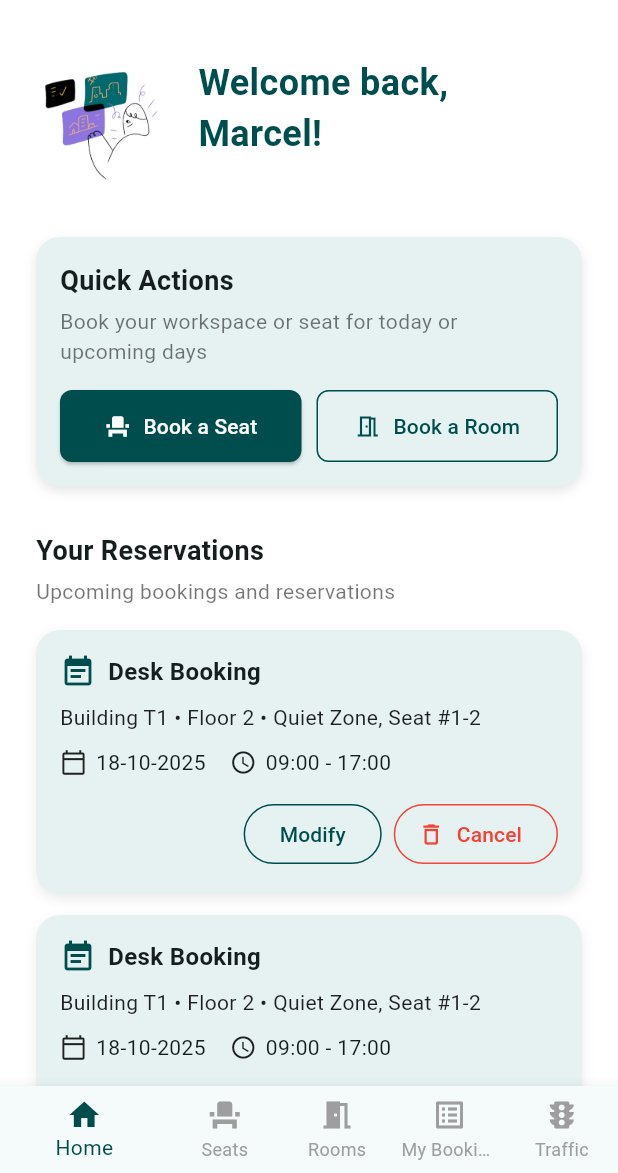
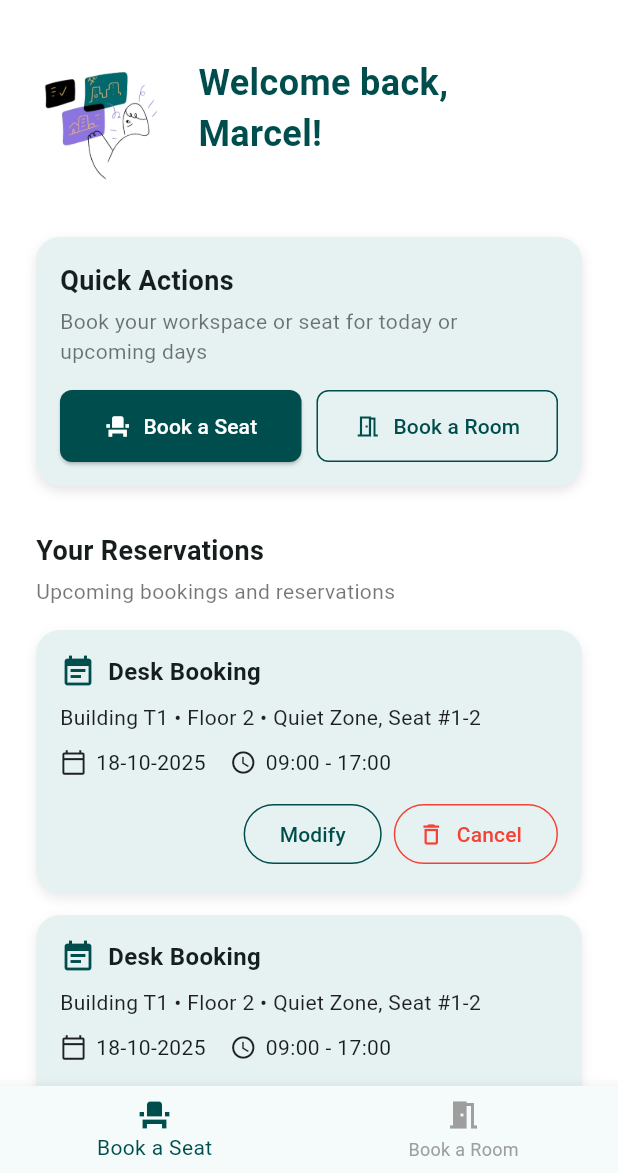
Before and after one commit to ITSSBackToSchool/echipa2-mobile, a Flutter app: the DashboardPage screen opened by its route, on a phone screen of 412 x 824 dp, the part 63-1236 px from its top. Run offline on Flutter 3.47's test engine with Material 3 defaults, Android fonts, the phone set to English and light mode, and no system bars; Roboto replaces fonts that are missing (Poppins).

Commit message:
modificat navbar + meniu

```diff
--- a/lib/pages/book_date_page.dart
+++ b/lib/pages/book_date_page.dart
@@ -43,6 +43,7 @@ class _BookDatePageState extends State<BookDatePage> {
                 borderRadius: BorderRadius.circular(12),
                 boxShadow: [
                   BoxShadow(
+                      // ignore: deprecated_member_use
                       color: Colors.black.withOpacity(0.1),
                       blurRadius: 5,
                       offset: const Offset(0, 3))
--- a/lib/pages/dashboard_page.dart
+++ b/lib/pages/dashboard_page.dart
@@ -41,10 +41,10 @@ class DashboardPage extends StatelessWidget {
       },
     ];
 
-    final GlobalKey<ScaffoldState> _scaffoldKey = GlobalKey<ScaffoldState>();
+    final GlobalKey<ScaffoldState> scaffoldKey = GlobalKey<ScaffoldState>();
 
     return Scaffold(
-      key: _scaffoldKey,
+      key: scaffoldKey,
       backgroundColor: Colors.white,
       appBar: AppBar(
         title: const Text("OffiSeat", style: TextStyle(fontWeight: FontWeight.bold)),
@@ -56,7 +56,7 @@ class DashboardPage extends StatelessWidget {
           IconButton(
             icon: const Icon(Icons.menu),
             onPressed: () {
-              _scaffoldKey.currentState?.openDrawer();
+              scaffoldKey.currentState?.openDrawer();
             },
           ),
         ],
@@ -80,17 +80,22 @@ class DashboardPage extends StatelessWidget {
                   ],
                 ),
               ),
-              // Navigation items (match bottom nav)
+              // Navigation items (reduced)
               _navItem(context, Icons.home, 'Home', '/dashboard'),
-              _navItem(context, Icons.event_seat, 'Book My Seat', '/book_date'),
-              _navItem(context, Icons.meeting_room, 'Book An Office', '/book_room'),
               _navItem(context, Icons.list_alt, 'My Bookings', '/my_bookings'),
+              _navItem(context, Icons.wb_sunny, 'Weather', '/weather'),
               _navItem(context, Icons.traffic, 'Traffic', '/traffic'),
-              _navItem(context, Icons.wb_sunny, 'Weather', '/weather'),
               const Divider(),
-              // Additional pages
-              _navItem(context, Icons.login, 'Login', '/login'),
-              _navItem(context, Icons.person_add, 'Register', '/register'),
+              // Log out
+              ListTile(
+                leading: const Icon(Icons.logout, color: Color(0xFF004D4D)),
+                title: const Text('Log out'),
+                onTap: () {
+                  Navigator.pop(context);
+                  // Implement logout action: navigate to login and clear stack
+                  Navigator.pushNamedAndRemoveUntil(context, '/login', (route) => false);
+                },
+              ),
             ],
           ),
         ),
@@ -133,6 +138,7 @@ class DashboardPage extends StatelessWidget {
                 borderRadius: BorderRadius.circular(16),
                 boxShadow: [
                   BoxShadow(
+                    // ignore: deprecated_member_use
                     color: Colors.black.withOpacity(0.1),
                     blurRadius: 6,
                     offset: const Offset(0, 3),
@@ -215,6 +221,7 @@ class DashboardPage extends StatelessWidget {
                     borderRadius: BorderRadius.circular(16),
                     boxShadow: [
                       BoxShadow(
+                        // ignore: deprecated_member_use
                         color: Colors.black.withOpacity(0.08),
                         blurRadius: 6,
                         offset: const Offset(0, 3),
@@ -285,22 +292,19 @@ class DashboardPage extends StatelessWidget {
         ),
       ),
 
-      // 🔹 Bottom Navigation Bar
+      // 🔹 Bottom Navigation Bar (only Book a Seat and Book a Room)
       bottomNavigationBar: BottomNavigationBar(
         selectedItemColor: const Color(0xFF004D4D),
         unselectedItemColor: Colors.grey,
         showUnselectedLabels: true,
         currentIndex: 0,
         onTap: (index) {
-          if (index == 1) Navigator.pushNamed(context, '/book_date');
-          if (index == 2) Navigator.pushNamed(context, '/book_room');
+          if (index == 0) Navigator.pushNamed(context, '/book_date');
+          if (index == 1) Navigator.pushNamed(context, '/book_room');
         },
         items: const [
-          BottomNavigationBarItem(icon: Icon(Icons.home), label: 'Home'),
-          BottomNavigationBarItem(icon: Icon(Icons.event_seat), label: 'Seats'),
-          BottomNavigationBarItem(icon: Icon(Icons.meeting_room), label: 'Rooms'),
-          BottomNavigationBarItem(icon: Icon(Icons.list_alt), label: 'My Bookings'),
-          BottomNavigationBarItem(icon: Icon(Icons.traffic), label: 'Traffic'),
+          BottomNavigationBarItem(icon: Icon(Icons.event_seat), label: 'Book a Seat'),
+          BottomNavigationBarItem(icon: Icon(Icons.meeting_room), label: 'Book a Room'),
         ],
       ),
     );
```
Also changed, not shown: lib/pages/traffic_page.dart (+15 -9 lines), 2 other files.
